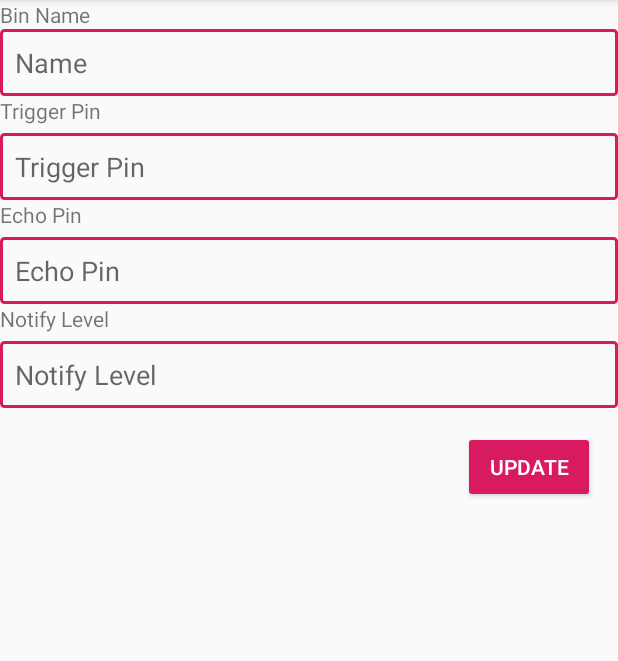
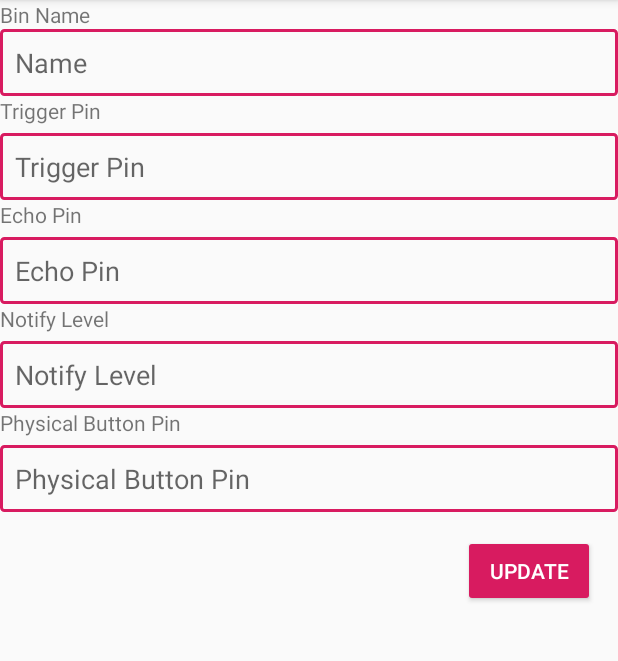
Before and after one commit to mohammadraasel/GarbageCollectorIOT, an Android app: the fragment BinUpdateFragment placed in its activity, on a phone screen of 412 x 824 dp, the part 84-745 px from its top. Run offline under Robolectric (Android 15) with nearby library versions, the phone set to English and light mode, and no system bars; libraries missing offline, so code that uses them is left out: com.github.nkzawa.socketio; 8 statements that could not run were skipped.

Commit message:
physical inactive/active button added

```diff
--- a/CollectionNotifier/app/src/main/java/com/fahimshahrierrasel/collectionnotifier/fragment/BinDetailsFragment.java
+++ b/CollectionNotifier/app/src/main/java/com/fahimshahrierrasel/collectionnotifier/fragment/BinDetailsFragment.java
@@ -131,6 +131,8 @@ public class BinDetailsFragment extends Fragment {
     private void updateCurrentBinLevel(Bin bin) {
         progressBarBin.setProgress(bin.getCurrentLevel());
         textViewBinStatusText.setText(String.format("%s%% Full", bin.getCurrentLevel()));
+        populateRecyclerView(bin);
+
     }
 
     private void populateView(Bin bin) {
@@ -154,7 +156,7 @@ public class BinDetailsFragment extends Fragment {
         options.add(new Option(R.drawable.ic_trigger, "Trigger Pin", String.valueOf(bin.getTrigPin())));
         options.add(new Option(R.drawable.ic_location, "Echo Pin", String.valueOf(bin.getEchoPin())));
         options.add(new Option(R.drawable.ic_level, "Notification Level", String.valueOf(bin.getNotifyLevel())));
-//        options.add(new Option(R.drawable.ic_status, "Status", "Active"));
+        options.add(new Option(R.drawable.ic_echo, "Physical Button", String.valueOf(bin.getButton())));
 
 
         OptionAdapter optionAdapter = new OptionAdapter(options);
--- a/CollectionNotifier/app/src/main/java/com/fahimshahrierrasel/collectionnotifier/fragment/BinUpdateFragment.java
+++ b/CollectionNotifier/app/src/main/java/com/fahimshahrierrasel/collectionnotifier/fragment/BinUpdateFragment.java
@@ -29,6 +29,7 @@ public class BinUpdateFragment extends Fragment {
     EditText editTextEchoPin;
     EditText editTextNotifyLevel;
     Button buttonAddSensor;
+    EditText physicalButton;
     private FragmentActivity activity;
     private String id;
     private Socket mSocket;
@@ -81,6 +82,7 @@ public class BinUpdateFragment extends Fragment {
             data.put("trig_pin", Integer.parseInt(editTextTrigPin.getText().toString()));
             data.put("echo_pin", Integer.parseInt(editTextEchoPin.getText().toString()));
             data.put("notify_level", Integer.parseInt(editTextNotifyLevel.getText().toString()));
+            data.put("button", Integer.parseInt(physicalButton.getText().toString()));
 
             mSocket.emit("update_sensor", id, new JSONObject(data));
             Log.d(TAG, "Data Emitted " + data.toString());
@@ -93,6 +95,7 @@ public class BinUpdateFragment extends Fragment {
         editTextEchoPin.setText(String.valueOf(bin.getEchoPin()));
         editTextTrigPin.setText(String.valueOf(bin.getTrigPin()));
         editTextNotifyLevel.setText(String.valueOf(bin.getNotifyLevel()));
+        physicalButton.setText(String.valueOf(bin.getButton()));
     }
 
     @Override
@@ -108,5 +111,6 @@ public class BinUpdateFragment extends Fragment {
         editTextEchoPin = rootView.findViewById(R.id.editText_echo_pin);
         editTextNotifyLevel = rootView.findViewById(R.id.editText_notify_level);
         buttonAddSensor = rootView.findViewById(R.id.button_add_sensor);
+        physicalButton = rootView.findViewById(R.id.editText_physical_button_pin);
     }
 }
--- a/CollectionNotifier/app/src/main/java/com/fahimshahrierrasel/collectionnotifier/fragment/CreateBinFragment.java
+++ b/CollectionNotifier/app/src/main/java/com/fahimshahrierrasel/collectionnotifier/fragment/CreateBinFragment.java
@@ -27,6 +27,7 @@ public class CreateBinFragment extends Fragment {
     EditText editTextEchoPin;
     EditText editTextNotifyLevel;
     Button buttonAddSensor;
+    EditText physicalButton;
 
     private Socket mSocket;
     private String TAG = getClass().getSimpleName();
@@ -65,6 +66,7 @@ public class CreateBinFragment extends Fragment {
             data.put("count", 0);
             data.put("depth", 0);
             data.put("last_cleaned", "");
+            data.put("button", Integer.parseInt(physicalButton.getText().toString()));
 
 
             mSocket.emit("create_sensor", new JSONObject(data));
@@ -88,5 +90,6 @@ public class CreateBinFragment extends Fragment {
         editTextEchoPin = rootView.findViewById(R.id.editText_echo_pin);
         editTextNotifyLevel = rootView.findViewById(R.id.editText_notify_level);
         buttonAddSensor = rootView.findViewById(R.id.button_add_sensor);
+        physicalButton = rootView.findViewById(R.id.editText_physical_button_pin);
     }
 }
--- a/CollectionNotifier/app/src/main/res/layout/fragment_edit_bin_details.xml
+++ b/CollectionNotifier/app/src/main/res/layout/fragment_edit_bin_details.xml
@@ -70,6 +70,22 @@
         android:hint="@string/notify_level"
         android:inputType="numberDecimal"
         android:padding="10dp" />
+    <TextView
+        android:id="@+id/textView5"
+        android:layout_width="match_parent"
+        android:layout_height="wrap_content"
+        android:text="Physical Button Pin" />
+
+    <EditText
+        android:id="@+id/editText_physical_button_pin"
+        android:layout_width="match_parent"
+        android:layout_height="wrap_content"
+        android:layout_marginTop="5dp"
+        android:background="@drawable/back_edit_text"
+        android:ems="10"
+        android:hint="@string/physical_button_pin"
+        android:inputType="numberDecimal"
+        android:padding="10dp" />
 
 
     <Button
--- a/CollectionNotifier/app/src/main/res/values/strings.xml
+++ b/CollectionNotifier/app/src/main/res/values/strings.xml
@@ -11,4 +11,5 @@
     <string name="active">Active</string>
     <string name="inactive">Inactive</string>
     <string name="tune">Tune</string>
+    <string name="physical_button_pin">Physical Button Pin</string>
 </resources>
```
Also changed, not shown: CollectionNotifier/app/src/main/java/com/fahimshahrierrasel/collectionnotifier/model/Bin.java (+77 -20 lines), CollectionNotifier/app/src/main/res/layout/fragment_create_bin.xml (+10 -0 lines).
